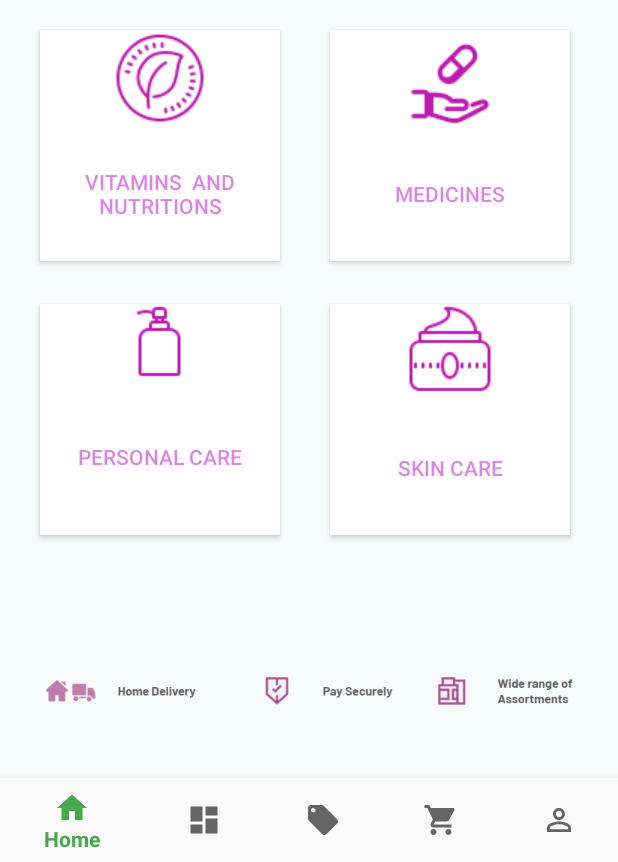
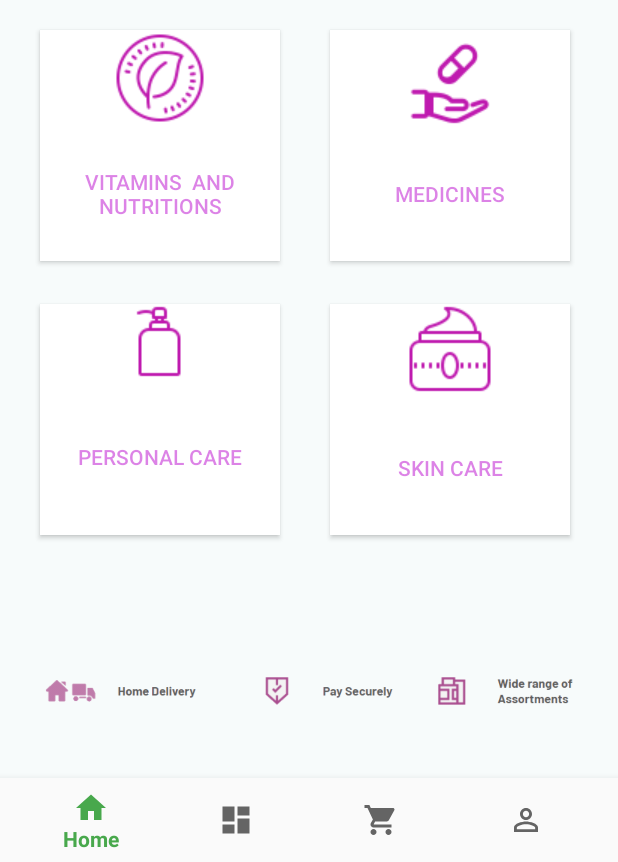
Before and after one commit to AhmedAmeer1/MAD-PROJECT-SILAKI, an Android app: the MainActivity screen opened directly, with no data from a screen before it, on a phone screen of 412 x 824 dp, the part 374-1236 px from its top. Run offline under Robolectric (Android 15) with nearby library versions, the phone set to English and light mode, and no system bars; our stand-ins replace navigation-ui.

Commit message:
Update bottom_nav_menu.xml

```diff
--- a/app/src/main/res/menu/bottom_nav_menu.xml
+++ b/app/src/main/res/menu/bottom_nav_menu.xml
@@ -11,10 +11,7 @@
         android:icon="@drawable/ic_dashboard_black_24dp"
         android:title="@string/title_products" />
 
-    <item
-        android:id="@+id/navigation_promotion"
-        android:icon="@drawable/ic_local_offer_black_24dp"
-        android:title="@string/title_promotion" />
+
 
     <item
         android:id="@+id/navigation_cart"
```
